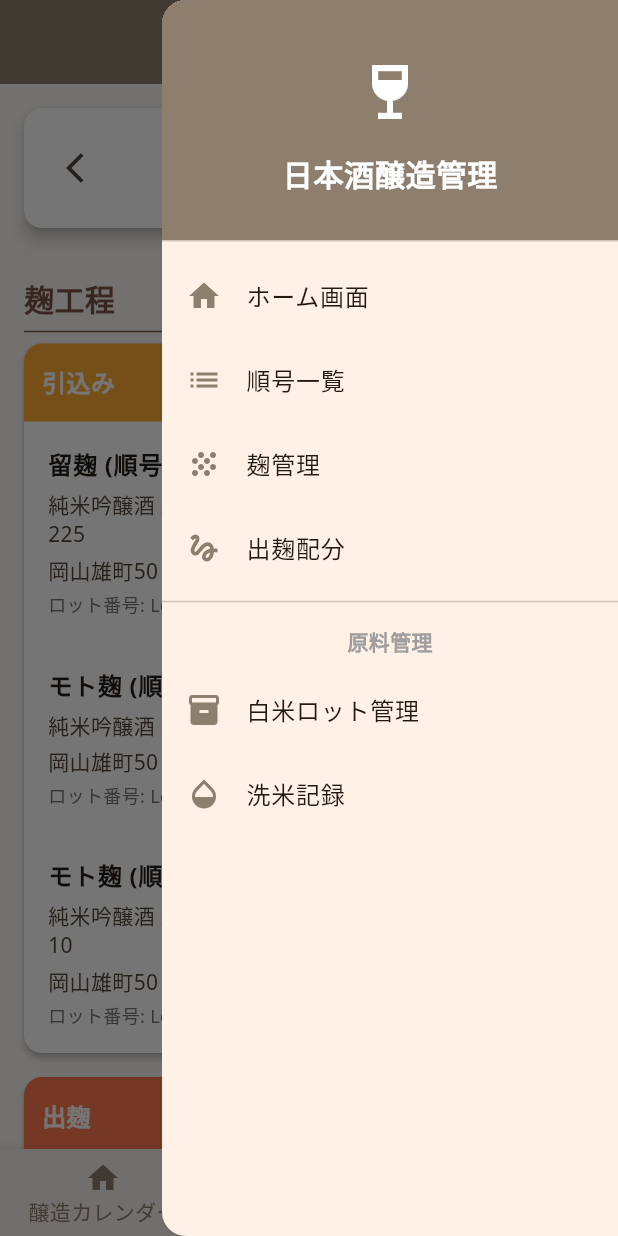
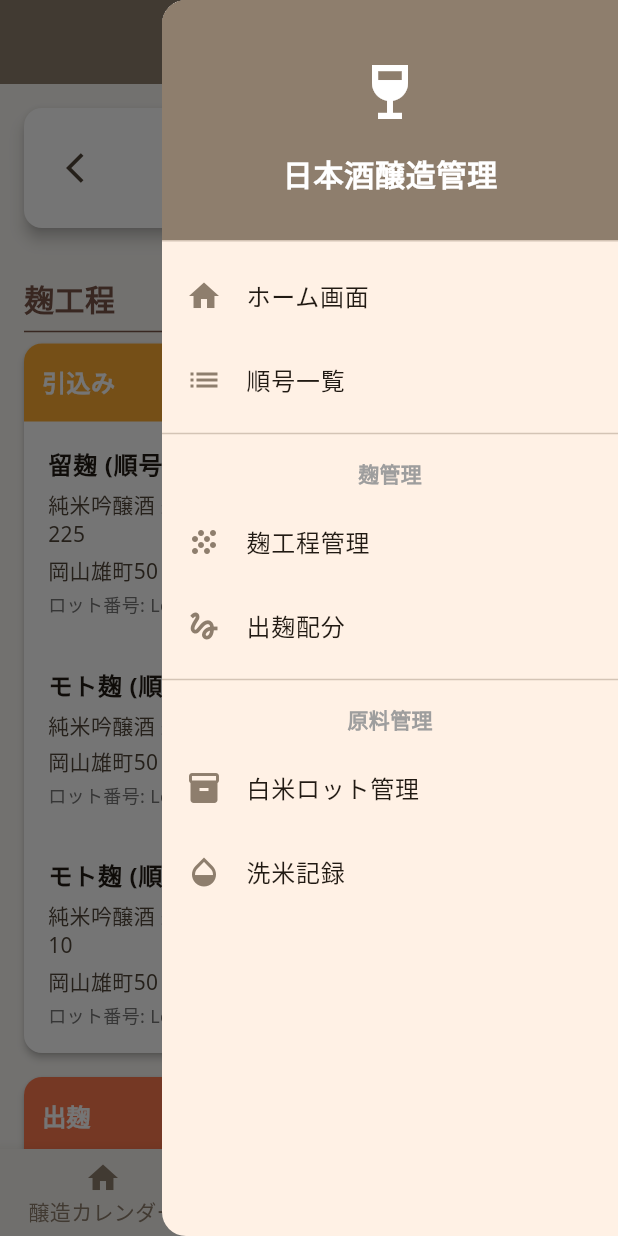
Before and after one commit to temtempughpugh/sake_brewing_app, a Flutter app: the screen it shows after launch, with the side drawer open, on a phone screen of 412 x 824 dp. Run offline on Flutter 3.47's test engine with Material 3 defaults, Android fonts, the light colour scheme and no system bars; our stand-ins replace csv, file_picker, fl_chart, google_fonts, shared_preferences.

Commit message:
ローカルの変更を保存

```diff
--- a/lib/widgets/app_drawer.dart
+++ b/lib/widgets/app_drawer.dart
@@ -1,9 +1,8 @@
-// lib/widgets/app_drawer.dart
+// lib/widgets/app_drawer.dart を修正
 import 'package:flutter/material.dart';
 import 'package:sake_brewing_app/screens/home_screen.dart';
 import 'package:sake_brewing_app/screens/jungo_list_screen.dart';
 import 'package:sake_brewing_app/screens/koji_screen.dart';
-// 新しい画面のインポート（後で実装）
 import 'package:sake_brewing_app/screens/rice_lot_screen.dart';
 import 'package:sake_brewing_app/screens/washing_record_screen.dart';
 import 'package:sake_brewing_app/screens/dekoji_distribution_screen.dart';
@@ -16,6 +15,7 @@ class AppDrawer extends StatelessWidget {
     return Drawer(
       child: Column(
         children: [
+          // ドロワーヘッダー
           DrawerHeader(
             decoration: BoxDecoration(
               color: Theme.of(context).colorScheme.primary,
@@ -42,6 +42,8 @@ class AppDrawer extends StatelessWidget {
               ),
             ),
           ),
+
+          // 基本機能
           _buildDrawerItem(
             context,
             title: 'ホーム画面',
@@ -64,9 +66,22 @@ class AppDrawer extends StatelessWidget {
               );
             },
           ),
+
+          // 麹管理セクション
+          const Divider(),
+          const Padding(
+            padding: EdgeInsets.symmetric(horizontal: 16, vertical: 8),
+            child: Text(
+              '麹管理',
+              style: TextStyle(
+                color: Colors.grey,
+                fontWeight: FontWeight.bold,
+              ),
+            ),
+          ),
           _buildDrawerItem(
             context,
-            title: '麹管理',
+            title: '麹工程管理',
             icon: Icons.grain,
             onTap: () {
               Navigator.push(
@@ -75,7 +90,6 @@ class AppDrawer extends StatelessWidget {
               );
             },
           ),
-          // 出麹配分メニューアイテム追加
           _buildDrawerItem(
             context,
             title: '出麹配分',
@@ -87,6 +101,8 @@ class AppDrawer extends StatelessWidget {
               );
             },
           ),
+
+          // 原料管理セクション
           const Divider(),
           const Padding(
             padding: EdgeInsets.symmetric(horizontal: 16, vertical: 8),
```
Also changed, not shown: lib/services/koji_service.dart (+5 -4 lines).
